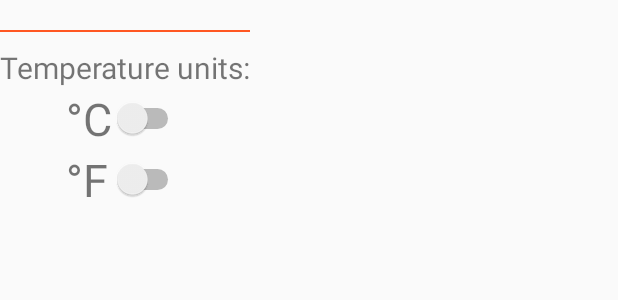
After one commit to TheEv1L0ne/WeatherApp, an Android app: the layout unit_dialog.xml on its own in the app's theme, with its tools: preview values and no code run, on a phone screen of 412 x 824 dp. The commit adds this screen. Shown: the top 300 px of the screen. Run offline under Robolectric (Android 15) with nearby library versions, the phone set to English and light mode, and no system bars.

Commit message:
Added custom settings dialog so user can chose between celsius and fahrenheit

```diff
--- /dev/null
+++ b/WeatherApp/app/src/main/res/layout/unit_dialog.xml
@@ -0,0 +1,60 @@
+<?xml version="1.0" encoding="utf-8"?>
+<LinearLayout xmlns:android="http://schemas.android.com/apk/res/android"
+    android:layout_width="wrap_content"
+    android:layout_height="wrap_content"
+    android:gravity="center_horizontal|center_vertical"
+    android:orientation="vertical">
+
+    <View
+        android:layout_marginTop="20dp"
+        android:layout_width="match_parent"
+        android:layout_height="1dp"
+        android:background="@color/colorPrimary"/>
+
+    <TextView
+        android:id="@+id/textView3"
+        android:layout_width="wrap_content"
+        android:layout_height="wrap_content"
+        android:layout_marginTop="10dp"
+        android:textSize="20sp"
+        android:text="Temperature units:" />
+
+    <TableLayout
+        android:layout_width="match_parent"
+        android:layout_height="wrap_content">
+
+        <TableRow android:gravity="center_horizontal|center_vertical">
+
+            <TextView
+                android:id="@+id/textView"
+                android:layout_width="wrap_content"
+                android:layout_height="wrap_content"
+                android:text="°C"
+                android:textSize="30sp" />
+
+            <Switch
+                android:id="@+id/switch1"
+                android:layout_width="wrap_content"
+                android:layout_height="wrap_content" />
+        </TableRow>
+
+        <TableRow android:gravity="center_horizontal|center_vertical">
+
+            <TextView
+                android:id="@+id/textView2"
+                android:layout_width="wrap_content"
+                android:layout_height="wrap_content"
+                android:text="°F"
+                android:textSize="30sp" />
+
+            <Switch
+                android:id="@+id/switch2"
+                android:layout_width="wrap_content"
+                android:layout_height="wrap_content" />
+
+        </TableRow>
+
+    </TableLayout>
+
+
+</LinearLayout>
```
Also changed, not shown: WeatherApp/app/src/main/java/com/theevilone/weatherapp/MainActivity.java (+11 -1 lines), WeatherApp/app/src/main/java/com/theevilone/weatherapp/SettingsDialog.java (added, +76 -0 lines), WeatherApp/app/src/main/res/layout/tab1_current_weather.xml (+2 -22 lines).
